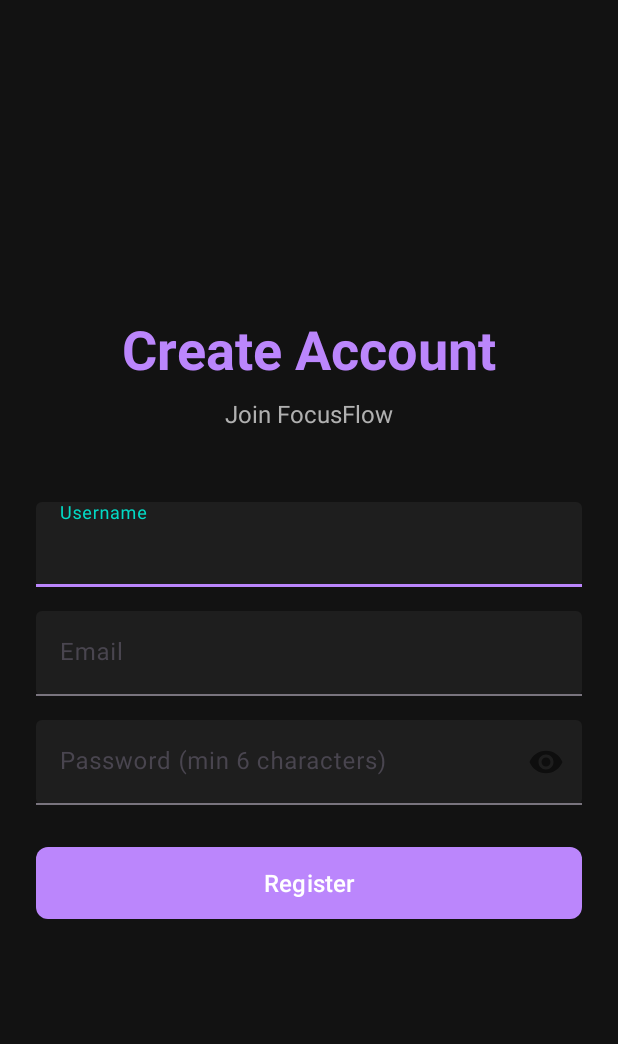
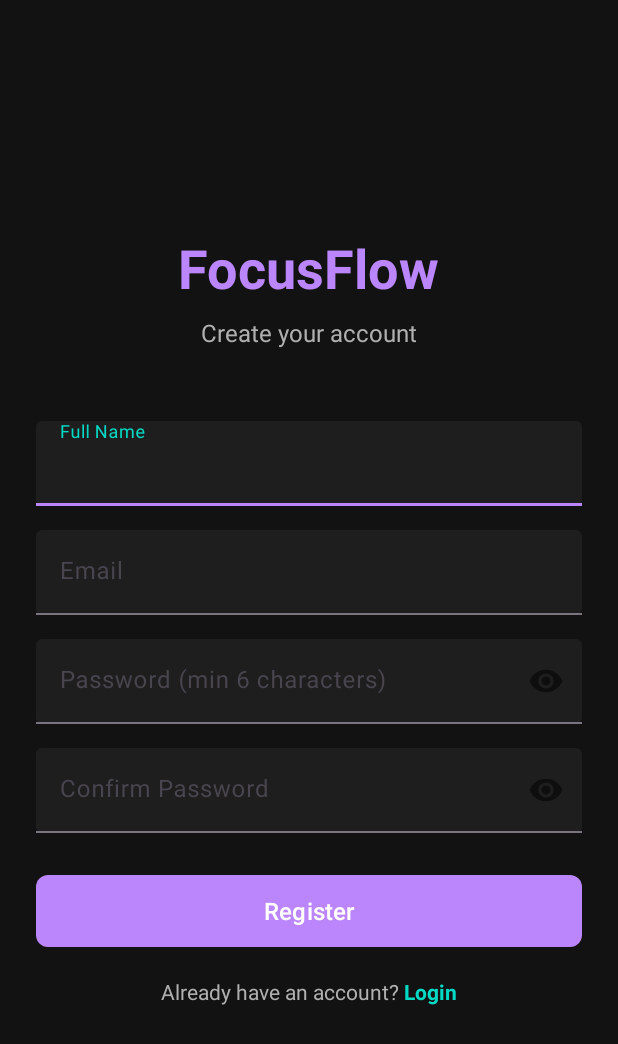
Before and after one commit to javecilla/BSIT3EG1_PROJECT_MAD, an Android app: the screen it shows after launch (RegistrationActivity), after a tap on "Register", on a phone screen of 412 x 824 dp. Shown: the top 1044 px of the screen. Run offline under Robolectric (Android 15) with nearby library versions, the phone set to English and light mode, and no system bars.

Commit message:
feat: Implement login, registration, and goal setting UI
This commit introduces the core user interface and functionality for the FocusFlow app.

-   **Authentication Screens**:
    -   Adds `LoginActivity` and `RegistrationActivity` with corresponding XML layouts (`activity_login.xml`, `activity_registration.xml`).
    -   Includes basic input validation for registration and mock validation for login.
    -   `LoginActivity` is set as the new launcher activity in the `AndroidManifest.xml`.

-   **Main Dashboard**:
    -   Redesigns `activity_main.xml` to serve as a user dashboard, displaying a welcome message, a card for the current focus goal, and a button to set up a new goal.
    -   `MainActivity.java` is updated to receive the username from `LoginActivity` and display it.

-   **Goal Setup**:
    -   Creates a new `GoalSetupActivity` and its layout (`activity_goal_setup.xml`) to allow users to define a study goal with a subject, task, and duration.
    -   Uses a `NumberPicker` for selecting the duration.
    -   Implements an `ActivityResultLauncher` in `MainActivity` to get the goal data back from `GoalSetupActivity` and update the UI accordingly.

-   **Theming and Styling**:
    -   Adds a new `Theme.FocusFlow` with a dark mode color palette (`colors.xml`, `themes.xml`).
    -   Defines a custom theme for the `NumberPicker`.

```diff
--- a/app/src/main/java/com/example/project/LoginActivity.java
+++ b/app/src/main/java/com/example/project/LoginActivity.java
@@ -2,6 +2,7 @@
 
 import android.content.Intent;
 import android.os.Bundle;
+import android.util.Log;
 import android.widget.TextView;
 import android.widget.Toast;
 
@@ -12,7 +13,8 @@
 
 public class LoginActivity extends AppCompatActivity {
 
-    private TextInputEditText etUsername, etPassword;
+    private static final String TAG = "LoginActivity";
+    private TextInputEditText etEmail, etPassword;
     private MaterialButton btnLogin;
     private TextView tvRegisterLink;
 
@@ -21,17 +23,19 @@
         super.onCreate(savedInstanceState);
         setContentView(R.layout.activity_login);
 
-        // Initialize views
-        etUsername = findViewById(R.id.etUsername);
+        Log.d(TAG, "LoginActivity created");
+
+        etEmail = findViewById(R.id.etEmail);
         etPassword = findViewById(R.id.etPassword);
         btnLogin = findViewById(R.id.btnLogin);
         tvRegisterLink = findViewById(R.id.tvRegisterLink);
 
-        // Pre-fill username if passed from RegistrationActivity
+        // Pre-fill email if passed from RegistrationActivity
         Intent intent = getIntent();
-        if (intent.hasExtra("username")) {
-            String username = intent.getStringExtra("username");
-            etUsername.setText(username);
+        if (intent.hasExtra("email")) {
+            String email = intent.getStringExtra("email");
+            etEmail.setText(email);
+            Log.d(TAG, "Pre-filled email from registration: " + email);
         }
 
         // Login button click
@@ -45,26 +49,13 @@
     }
 
     private void handleLogin() {
-        String username = etUsername.getText().toString().trim();
+        String email = etEmail.getText().toString().trim();
         String password = etPassword.getText().toString().trim();
 
-        // Validation
-        if (username.isEmpty() || password.isEmpty()) {
-            Toast.makeText(this, "Please enter both username and password", Toast.LENGTH_SHORT).show();
-            return;
-        }
+        Log.d(TAG, "Login button clicked");
+        Log.d(TAG, "Entered email: '" + email + "'");
+        Log.d(TAG, "Entered password: '" + password + "'");
 
-        // Mock validation
-        if (username.equals("user") && password.equals("pass")) {
-            Toast.makeText(this, "Login successful!", Toast.LENGTH_SHORT).show();
-
-            // Navigate to MainActivity with username
-            Intent mainIntent = new Intent(LoginActivity.this, MainActivity.class);
-            mainIntent.putExtra("username", username);
-            startActivity(mainIntent);
-            finish();
-        } else {
-            Toast.makeText(this, "Invalid credentials. Try user/pass", Toast.LENGTH_SHORT).show();
-        }
+        //validation logic here...
     }
 }
--- a/app/src/main/java/com/example/project/RegistrationActivity.java
+++ b/app/src/main/java/com/example/project/RegistrationActivity.java
@@ -2,6 +2,8 @@
 
 import android.content.Intent;
 import android.os.Bundle;
+import android.util.Log;
+import android.widget.TextView;
 import android.widget.Toast;
 
 import androidx.appcompat.app.AppCompatActivity;
@@ -11,51 +13,47 @@
 
 public class RegistrationActivity extends AppCompatActivity {
 
-    private TextInputEditText etUsername, etEmail, etPassword;
+    private static final String TAG = "RegistrationActivity";
+    private TextInputEditText etFullName, etEmail, etPassword, etConfirmPassword;
     private MaterialButton btnRegister;
+
+    private TextView tvLoginLink;
 
     @Override
     protected void onCreate(Bundle savedInstanceState) {
         super.onCreate(savedInstanceState);
         setContentView(R.layout.activity_registration);
 
-        // Initialize views
-        etUsername = findViewById(R.id.etRegUsername);
+        Log.d(TAG, "RegistrationActivity created");
+
+        etFullName = findViewById(R.id.etRegFullName);
         etEmail = findViewById(R.id.etRegEmail);
         etPassword = findViewById(R.id.etRegPassword);
+        etConfirmPassword = findViewById(R.id.etRegConfirmPassword);
         btnRegister = findViewById(R.id.btnRegister);
+        tvLoginLink = findViewById(R.id.tvLoginLink);
 
         // Register button click
         btnRegister.setOnClickListener(v -> handleRegistration());
+
+        tvLoginLink.setOnClickListener(v -> {
+            Intent loginIntent = new Intent(RegistrationActivity.this, LoginActivity.class);
+            startActivity(loginIntent);
+        });
     }
 
     private void handleRegistration() {
-        String username = etUsername.getText().toString().trim();
+        String fullName = etFullName.getText().toString().trim();
         String email = etEmail.getText().toString().trim();
         String password = etPassword.getText().toString().trim();
+        String confirmPassword = etConfirmPassword.getText().toString().trim();
 
-        // Validation
-        if (username.isEmpty() || email.isEmpty() || password.isEmpty()) {
-            Toast.makeText(this, "All fields are required", Toast.LENGTH_SHORT).show();
-            return;
-        }
+        Log.d(TAG, "Registration attempt:");
+        Log.d(TAG, "  Full Name: '" + fullName + "'");
+        Log.d(TAG, "  Email: '" + email + "'");
+        Log.d(TAG, "  Password length: " + password.length());
+        Log.d(TAG, "  Confirm Password: '" + confirmPassword + "'");
 
-        if (password.length() < 6) {
-            Toast.makeText(this, "Password must be at least 6 characters", Toast.LENGTH_SHORT).show();
-            return;
-        }
-
-        if (!email.contains("@")) {
-            Toast.makeText(this, "Please enter a valid email", Toast.LENGTH_SHORT).show();
-            return;
-        }
-
-        // Registration successful - pass username back to LoginActivity
-        Toast.makeText(this, "Registration successful!", Toast.LENGTH_SHORT).show();
-
-        Intent intent = new Intent(RegistrationActivity.this, LoginActivity.class);
-        intent.putExtra("username", username);
-        startActivity(intent);
-        finish();
+        //validation logic here...
     }
 }
--- a/app/src/main/res/layout/activity_registration.xml
+++ b/app/src/main/res/layout/activity_registration.xml
@@ -12,48 +12,49 @@
         android:id="@+id/tvRegTitle"
         android:layout_width="wrap_content"
         android:layout_height="wrap_content"
-        android:text="Create Account"
+        android:layout_marginBottom="8dp"
+        android:text="FocusFlow"
         android:textColor="@color/purple_500"
         android:textSize="36sp"
         android:textStyle="bold"
-        android:layout_marginBottom="8dp"
+        app:layout_constraintBottom_toTopOf="@id/tvRegSubtitle"
+        app:layout_constraintEnd_toEndOf="parent"
+        app:layout_constraintStart_toStartOf="parent"
         app:layout_constraintTop_toTopOf="parent"
-        app:layout_constraintStart_toStartOf="parent"
-        app:layout_constraintEnd_toEndOf="parent"
-        app:layout_constraintBottom_toTopOf="@id/tvRegSubtitle"
+        app:layout_constraintVertical_bias="0.5"
         app:layout_constraintVertical_chainStyle="packed" />
 
     <TextView
         android:id="@+id/tvRegSubtitle"
         android:layout_width="wrap_content"
         android:layout_height="wrap_content"
-        android:text="Join FocusFlow"
+        android:layout_marginBottom="48dp"
+        android:text="Create your account"
         android:textColor="@color/text_secondary"
         android:textSize="16sp"
-        android:layout_marginBottom="48dp"
-        app:layout_constraintTop_toBottomOf="@id/tvRegTitle"
+        app:layout_constraintBottom_toTopOf="@id/tilRegFullName"
+        app:layout_constraintEnd_toEndOf="parent"
         app:layout_constraintStart_toStartOf="parent"
-        app:layout_constraintEnd_toEndOf="parent"
-        app:layout_constraintBottom_toTopOf="@id/tilRegUsername" />
+        app:layout_constraintTop_toBottomOf="@id/tvRegTitle" />
 
     <com.google.android.material.textfield.TextInputLayout
-        android:id="@+id/tilRegUsername"
+        android:id="@+id/tilRegFullName"
         android:layout_width="0dp"
         android:layout_height="wrap_content"
-        android:hint="Username"
+        android:hint="Full Name"
         app:boxBackgroundColor="@color/surface_dark"
         app:boxBackgroundMode="filled"
         app:hintTextColor="@color/teal_200"
-        app:layout_constraintTop_toBottomOf="@id/tvRegSubtitle"
+        app:layout_constraintBottom_toTopOf="@id/tilRegEmail"
+        app:layout_constraintEnd_toEndOf="parent"
         app:layout_constraintStart_toStartOf="parent"
-        app:layout_constraintEnd_toEndOf="parent"
-        app:layout_constraintBottom_toTopOf="@id/tilRegEmail">
+        app:layout_constraintTop_toBottomOf="@id/tvRegSubtitle">
 
         <com.google.android.material.textfield.TextInputEditText
-            android:id="@+id/etRegUsername"
+            android:id="@+id/etRegFullName"
             android:layout_width="match_parent"
             android:layout_height="wrap_content"
-            android:inputType="text"
+            android:inputType="textPersonName"
             android:textColor="@color/text_primary" />
     </com.google.android.material.textfield.TextInputLayout>
 
@@ -61,15 +62,15 @@
         android:id="@+id/tilRegEmail"
         android:layout_width="0dp"
         android:layout_height="wrap_content"
+        android:layout_marginTop="16dp"
         android:hint="Email"
-        android:layout_marginTop="16dp"
         app:boxBackgroundColor="@color/surface_dark"
         app:boxBackgroundMode="filled"
         app:hintTextColor="@color/teal_200"
-        app:layout_constraintTop_toBottomOf="@id/tilRegUsername"
+        app:layout_constraintBottom_toTopOf="@id/tilRegPassword"
+        app:layout_constraintEnd_toEndOf="parent"
         app:layout_constraintStart_toStartOf="parent"
-        app:layout_constraintEnd_toEndOf="parent"
-        app:layout_constraintBottom_toTopOf="@id/tilRegPassword">
+        app:layout_constraintTop_toBottomOf="@id/tilRegFullName">
 
         <com.google.android.material.textfield.TextInputEditText
             android:id="@+id/etRegEmail"
@@ -83,19 +84,42 @@
         android:id="@+id/tilRegPassword"
         android:layout_width="0dp"
         android:layout_height="wrap_content"
+        android:layout_marginTop="16dp"
         android:hint="Password (min 6 characters)"
-        android:layout_marginTop="16dp"
         app:boxBackgroundColor="@color/surface_dark"
         app:boxBackgroundMode="filled"
         app:hintTextColor="@color/teal_200"
         app:passwordToggleEnabled="true"
-        app:layout_constraintTop_toBottomOf="@id/tilRegEmail"
+        app:layout_constraintBottom_toTopOf="@id/tilRegConfirmPassword"
+        app:layout_constraintEnd_toEndOf="parent"
         app:layout_constraintStart_toStartOf="parent"
-        app:layout_constraintEnd_toEndOf="parent"
-        app:layout_constraintBottom_toTopOf="@id/btnRegister">
+        app:layout_constraintTop_toBottomOf="@id/tilRegEmail">
 
         <com.google.android.material.textfield.TextInputEditText
             android:id="@+id/etRegPassword"
+            android:layout_width="match_parent"
+            android:layout_height="wrap_content"
+            android:inputType="textPassword"
+            android:textColor="@color/text_primary" />
+    </com.google.android.material.textfield.TextInputLayout>
+
+    <com.google.android.material.textfield.TextInputLayout
+        android:id="@+id/tilRegConfirmPassword"
+        android:layout_width="0dp"
+        android:layout_height="wrap_content"
+        android:layout_marginTop="16dp"
+        android:hint="Confirm Password"
+        app:boxBackgroundColor="@color/surface_dark"
+        app:boxBackgroundMode="filled"
+        app:hintTextColor="@color/teal_200"
+        app:passwordToggleEnabled="true"
+        app:layout_constraintBottom_toTopOf="@id/btnRegister"
+        app:layout_constraintEnd_toEndOf="parent"
+        app:layout_constraintStart_toStartOf="parent"
+        app:layout_constraintTop_toBottomOf="@id/tilRegPassword">
+
+        <com.google.android.material.textfield.TextInputEditText
+            android:id="@+id/etRegConfirmPassword"
             android:layout_width="match_parent"
             android:layout_height="wrap_content"
             android:inputType="textPassword"
@@ -106,13 +130,40 @@
         android:id="@+id/btnRegister"
         android:layout_width="0dp"
         android:layout_height="56dp"
+        android:layout_marginTop="24dp"
         android:text="Register"
         android:textSize="16sp"
-        android:layout_marginTop="24dp"
         app:cornerRadius="8dp"
-        app:layout_constraintTop_toBottomOf="@id/tilRegPassword"
+        app:layout_constraintBottom_toTopOf="@id/tvLoginPrompt"
+        app:layout_constraintEnd_toEndOf="parent"
         app:layout_constraintStart_toStartOf="parent"
+        app:layout_constraintTop_toBottomOf="@id/tilRegConfirmPassword" />
+
+    <TextView
+        android:id="@+id/tvLoginPrompt"
+        android:layout_width="wrap_content"
+        android:layout_height="wrap_content"
+        android:layout_marginTop="16dp"
+        android:text="Already have an account? "
+        android:textColor="@color/text_secondary"
+        android:textSize="14sp"
+        app:layout_constraintBottom_toBottomOf="parent"
+        app:layout_constraintEnd_toStartOf="@id/tvLoginLink"
+        app:layout_constraintHorizontal_chainStyle="packed"
+        app:layout_constraintStart_toStartOf="parent"
+        app:layout_constraintTop_toBottomOf="@id/btnRegister" />
+
+    <TextView
+        android:id="@+id/tvLoginLink"
+        android:layout_width="wrap_content"
+        android:layout_height="wrap_content"
+        android:text="Login"
+        android:textColor="@color/teal_200"
+        android:textSize="14sp"
+        android:textStyle="bold"
+        app:layout_constraintBottom_toBottomOf="@id/tvLoginPrompt"
         app:layout_constraintEnd_toEndOf="parent"
-        app:layout_constraintBottom_toBottomOf="parent" />
+        app:layout_constraintStart_toEndOf="@id/tvLoginPrompt"
+        app:layout_constraintTop_toTopOf="@id/tvLoginPrompt" />
 
 </androidx.constraintlayout.widget.ConstraintLayout>
```
Also changed, not shown: app/src/main/java/com/example/project/GoalSetupActivity.java (deleted, +0 -60 lines), app/src/main/java/com/example/project/MainActivity.java (deleted, +0 -76 lines), app/src/main/res/layout/activity_goal_setup.xml (deleted, +0 -134 lines), app/src/main/res/layout/activity_login.xml (+8 -7 lines), app/src/main/res/layout/activity_main.xml (deleted, +0 -132 lines).
